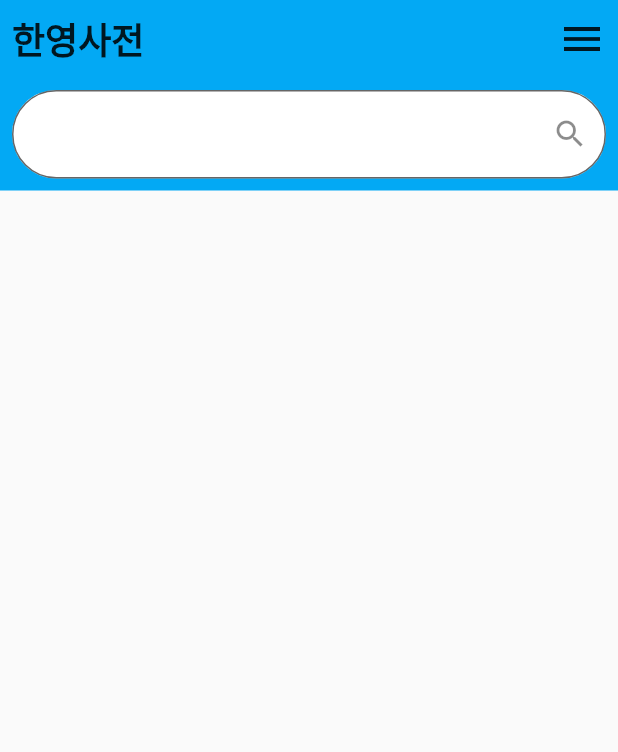
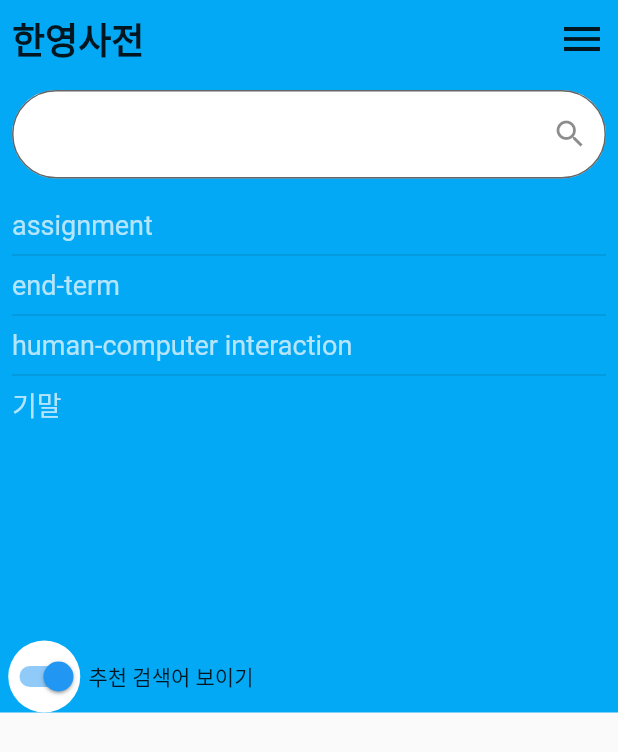
Before and after one commit to termsigening97/flutter_hci, a Flutter app: the SearchScreen screen opened directly, on a phone screen of 412 x 824 dp. Shown: the top 752 px of the screen. Run offline on Flutter 3.47's test engine with Material 2 defaults, Android fonts, the phone set to English and light mode, and no system bars.

```diff
--- a/lib/search.dart
+++ b/lib/search.dart
@@ -1,15 +1,22 @@
 import 'package:flutter/material.dart';
-import 'package:flutter_hci/main.dart';
+import 'package:flutter_hci/word_detail.dart';
 
 class SearchScreen extends StatelessWidget {
-  const SearchScreen({super.key});
+  SearchScreen({super.key});
+
+  final entries = [
+    'assignment',
+    'end-term',
+    'human-computer interaction',
+    '기말'
+  ];
 
   @override
   Widget build(BuildContext context) {
     return Scaffold(
         body: Column(children: [
       Container(
-          color: Colors.lightBlue,
+        color: Colors.lightBlue,
           child: Column(mainAxisAlignment: MainAxisAlignment.center, children: [
             Row(mainAxisAlignment: MainAxisAlignment.spaceBetween, children: [
               Container(
@@ -26,12 +33,36 @@ class SearchScreen extends StatelessWidget {
             ]),
             Container(
               padding: const EdgeInsets.all(8.0),
-              child: SearchBox(
-                onTextChanged: (text) {
-                  print('Search text changed: $text');
-                }
+              child: SearchBox(onTextChanged: (text) {}),
+            ),
+            SizedBox(
+              width: double.infinity,
+              height: 300,
+              child: ListView.separated(
+                padding: const EdgeInsets.all(8.0),
+                itemCount: entries.length,
+                itemBuilder: (context, index) => SizedBox(
+                    height: 30,
+                    child: Align(
+                        alignment: Alignment.centerLeft,
+                        child: Text(
+                          entries[index],
+                          style: const TextStyle(
+                              fontSize: 18, color: Colors.white70),
+                        ))),
+                separatorBuilder: (context, index) =>
+                    const Divider(height: 10, thickness: 1),
               ),
             ),
+            Align(
+                alignment: Alignment.centerLeft,
+                child: Row(children: [
+                  Container(
+                      decoration: const BoxDecoration(
+                          shape: BoxShape.circle, color: Colors.white),
+                      child: Switch(value: true, onChanged: (context) => {})),
+                  const Text('추천 검색어 보이기')
+                ])),
           ])),
     ]));
   }
@@ -66,8 +97,9 @@ class _SearchBoxState extends State<SearchBox> {
       textAlignVertical: TextAlignVertical.center,
       controller: _searchController,
       onChanged: widget.onTextChanged,
-      onTapOutside: (e) {
-        Navigator.pop(context);
+      onTap: () {
+          Navigator.push(context,
+              MaterialPageRoute(builder: (context) => const DetailedScreen()));
       },
       textInputAction: TextInputAction.search,
       decoration: InputDecoration(
```
Also changed, not shown: lib/main.dart (+3 -4 lines), lib/word_detail.dart (added, +242 -0 lines).
